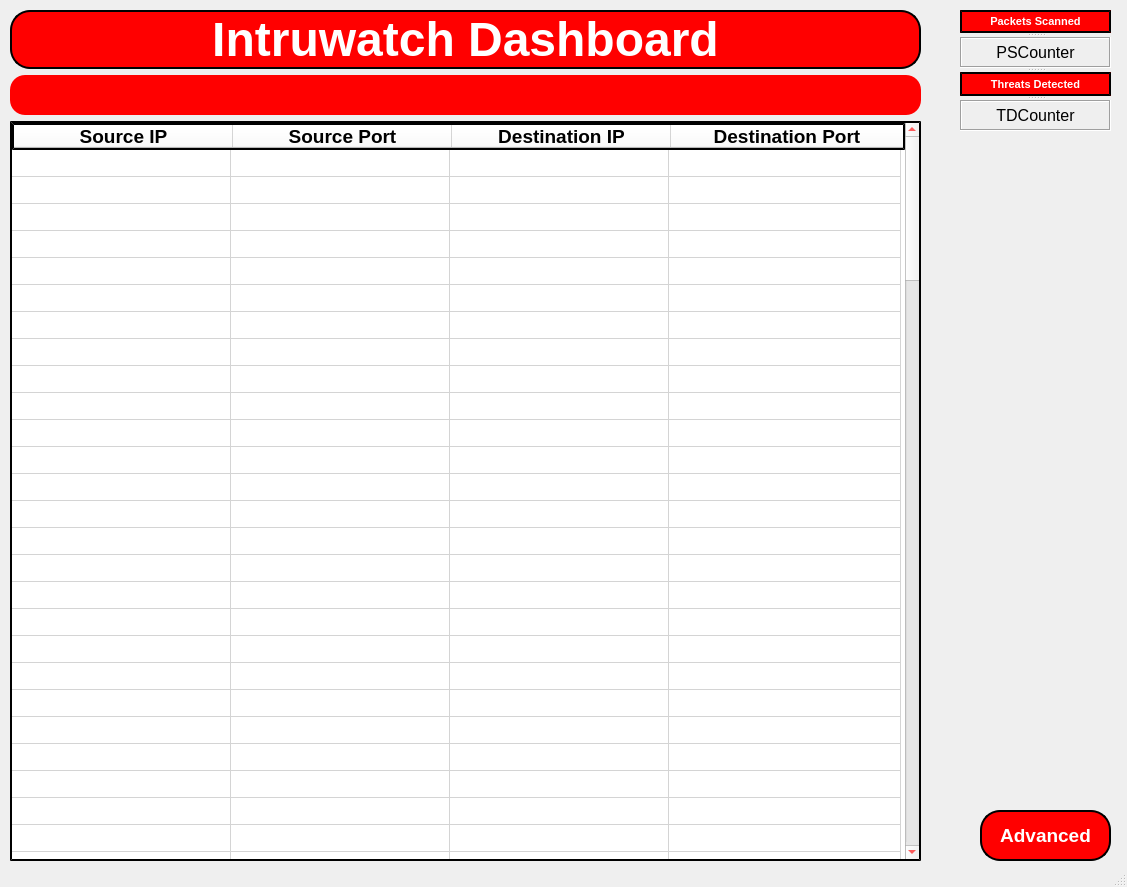
The window that Frontend/Dashboard.ui (Tyler-Wagner/SHSU-App) describes before a commit, drawn with Qt 5.
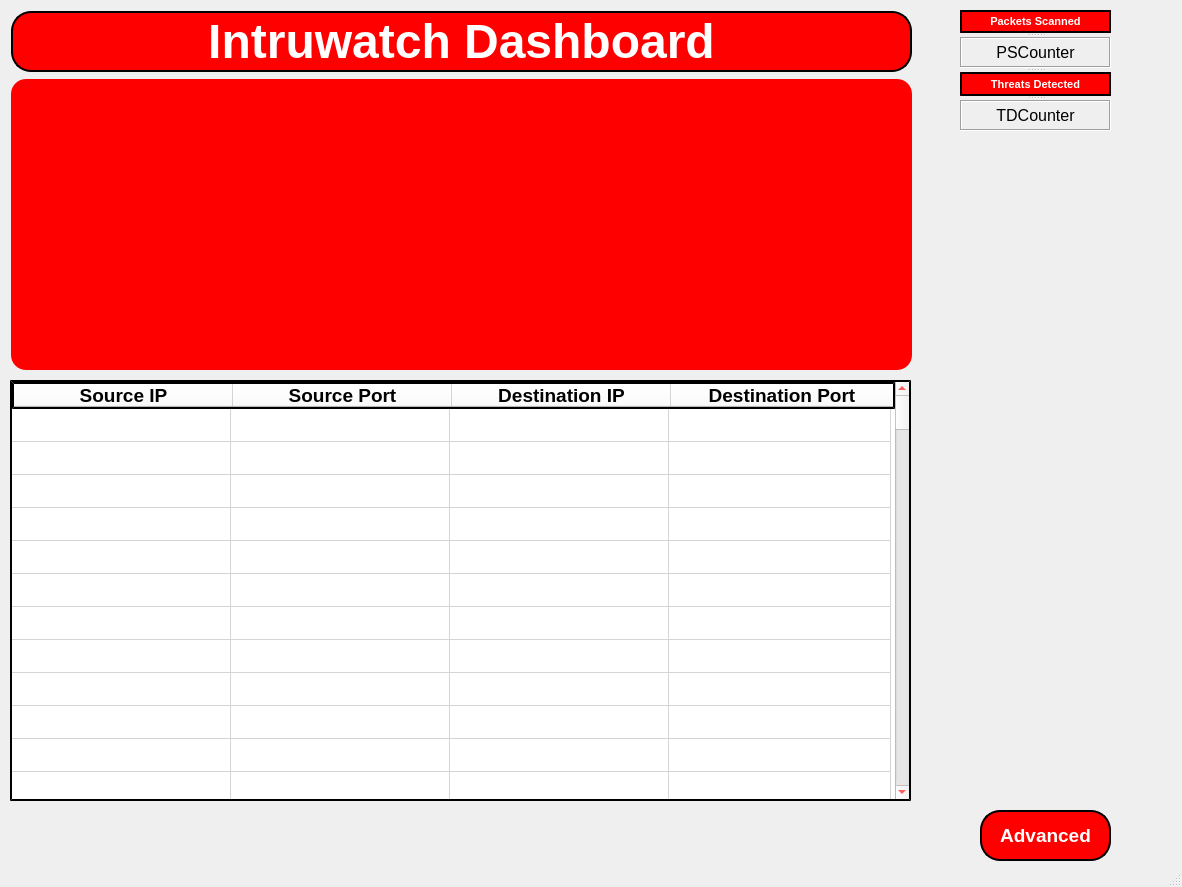
The same window after the commit. Icons and pictures are not drawn.

The edit to the form file:
```diff
--- a/Frontend/Dashboard.ui
+++ b/Frontend/Dashboard.ui
@@ -6,7 +6,7 @@
    <rect>
     <x>0</x>
     <y>0</y>
-    <width>1127</width>
+    <width>1182</width>
     <height>887</height>
    </rect>
   </property>
@@ -193,21 +193,18 @@
      </property>
     </widget>
    </widget>
-   <widget class="QWidget" name="">
-    <property name="geometry">
-     <rect>
-      <x>10</x>
-      <y>10</y>
-      <width>911</width>
-      <height>851</height>
-     </rect>
-    </property>
-    <layout class="QVBoxLayout" name="verticalLayout">
-     <item>
       <widget class="QLabel" name="label">
        <property name="enabled">
         <bool>true</bool>
        </property>
+    <property name="geometry">
+     <rect>
+      <x>11</x>
+      <y>11</y>
+      <width>901</width>
+      <height>61</height>
+     </rect>
+    </property>
        <property name="font">
         <font>
          <pointsize>36</pointsize>
@@ -242,9 +239,15 @@
         <set>Qt::AlignCenter</set>
        </property>
       </widget>
-     </item>
-     <item>
       <widget class="QFrame" name="frame">
+    <property name="geometry">
+     <rect>
+      <x>11</x>
+      <y>79</y>
+      <width>901</width>
+      <height>291</height>
+     </rect>
+    </property>
        <property name="styleSheet">
         <string notr="true">color:rgb(255, 255, 255);
 background-color: rgb(255, 0, 0);
@@ -275,9 +278,15 @@
         </item>
        </layout>
       </widget>
-     </item>
-     <item>
       <widget class="QTableWidget" name="tableWidget">
+    <property name="geometry">
+     <rect>
+      <x>10</x>
+      <y>380</y>
+      <width>901</width>
+      <height>421</height>
+     </rect>
+    </property>
        <property name="styleSheet">
         <string notr="true">
 border: 2px outset black;
@@ -320,7 +329,7 @@
         <bool>false</bool>
        </attribute>
        <attribute name="verticalHeaderDefaultSectionSize">
-        <number>23</number>
+     <number>33</number>
        </attribute>
        <row/>
        <row/>
@@ -470,9 +479,6 @@
          <string>Destination Port</string>
         </property>
        </column>
-      </widget>
-     </item>
-    </layout>
    </widget>
   </widget>
   <widget class="QStatusBar" name="statusbar"/>
```
Left out of the diff: 8 changed lines with no effect on the pictures. Lines whose indentation alone changed are shown as unchanged.
